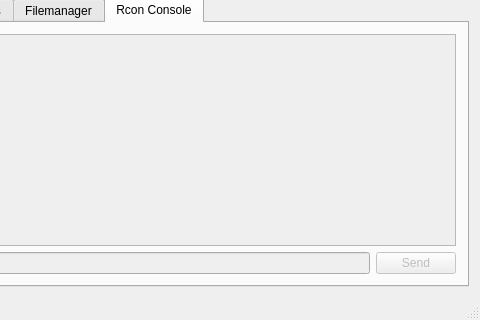
The window that SAMP_Manager/gui/mainwindow.ui (DerFetteElch/SAMP-Manager) describes before a commit, drawn with Qt 5; both pictures show x 270 to 750 and y 180 to 500 of the 750 by 500 pixel window.
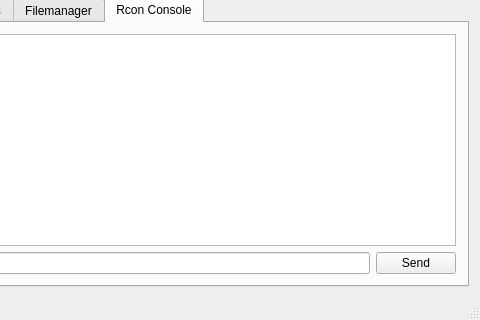
The same window after the commit. The open tabs and pages were chosen to show the change.

Commit message: rcon gefixt (PHP SampRconAPI Westie)

Diff of the .ui file:
```diff
--- a/SAMP_Manager/gui/mainwindow.ui
+++ b/SAMP_Manager/gui/mainwindow.ui
@@ -735,9 +735,6 @@
        </layout>
       </widget>
       <widget class="QWidget" name="tab_8">
-       <property name="enabled">
-        <bool>false</bool>
-       </property>
        <attribute name="title">
         <string>Rcon Console</string>
        </attribute>
```
The commit also changes 2 other files.
